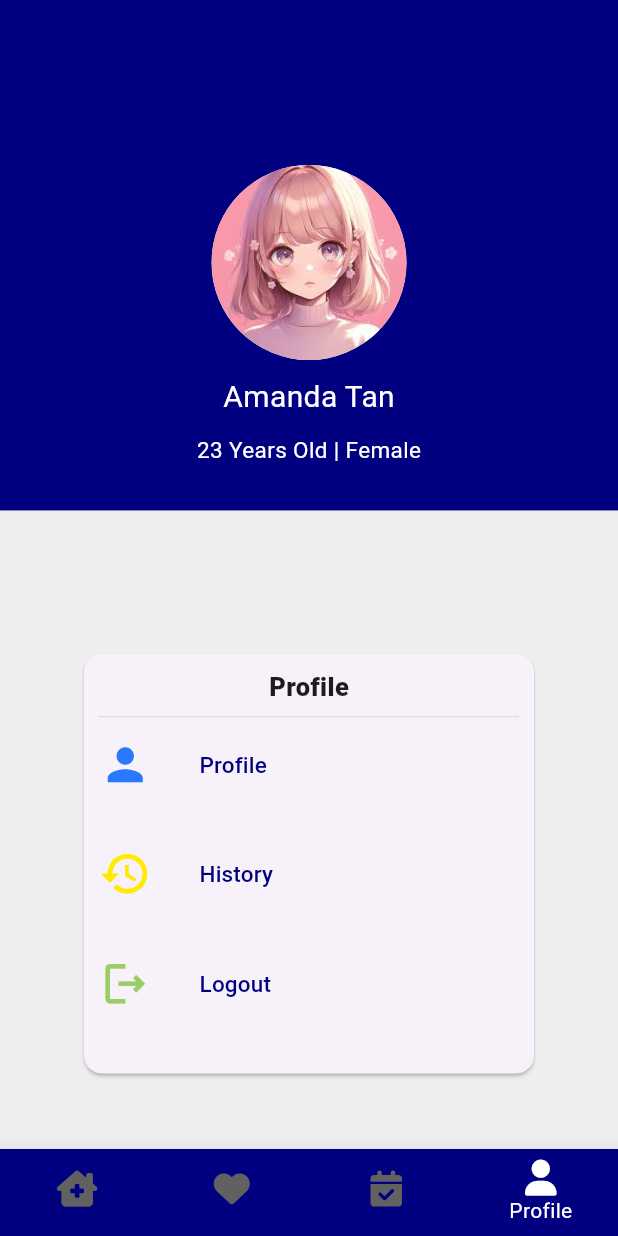
After one commit to Ridhsuki/doctor_appointment_app, a Flutter app: the MainLayout screen opened by its route, item 4 of the bottom bar chosen, after a tap on "Profile", on a phone screen of 412 x 824 dp. The commit adds this screen. Run offline on Flutter 3.47's test engine with Material 3 defaults, Android fonts, the phone set to English and light mode, and no system bars; our stand-ins replace dio, font_awesome_flutter, lottie, shared_preferences, table_calendar; accounts and stored records are empty; network calls fail.

Commit message:
feat appointment and profile
push dulu, banyak error nya

```diff
--- a/doctor_appointment_app/lib/components/appointment_card.dart
+++ b/doctor_appointment_app/lib/components/appointment_card.dart
@@ -27,7 +27,7 @@ class _AppointmentCardState extends State<AppointmentCard> {
                 children: [
                   CircleAvatar(
                     radius: 30,
-                    backgroundImage: AssetImage('assets/profile1.jpg'),
+                    backgroundImage: AssetImage('assets/profile3.jpg'),
                   ),
                   SizedBox(width: 10),
                   Column(
@@ -35,13 +35,13 @@ class _AppointmentCardState extends State<AppointmentCard> {
                     crossAxisAlignment: CrossAxisAlignment.start,
                     children: [
                       Text(
-                        'Dr NurSulthon ISmail',
+                        'Dr Tsunade',
                         style: TextStyle(color: Colors.white),
                       ),
                       SizedBox(height: 2),
                       Text(
-                        'Dental',
-                        style: TextStyle(color: Colors.black),
+                        'Gynecology',
+                        style: TextStyle(color: Colors.grey),
                       ),
                     ],
                   )
--- a/doctor_appointment_app/lib/components/doctor_card.dart
+++ b/doctor_appointment_app/lib/components/doctor_card.dart
@@ -20,7 +20,7 @@ class DoctorCard extends StatelessWidget {
             children: [
               SizedBox(
                 width: Config.widthSize * 0.33,
-                child: Image.asset('assets/profile1.jpg', fit: BoxFit.fill),
+                child: Image.asset('assets/profile3.jpg', fit: BoxFit.fill),
               ),
               Flexible(
                 child: Padding(
@@ -29,7 +29,7 @@ class DoctorCard extends StatelessWidget {
                     mainAxisAlignment: MainAxisAlignment.start,
                     children: [
                       Text(
-                        'Dr Asakusa',
+                        'Dr Tenma Kenzo',
                         style: TextStyle(
                           fontSize: 18,
                           fontWeight: FontWeight.bold,
--- a/doctor_appointment_app/lib/main_layout.dart
+++ b/doctor_appointment_app/lib/main_layout.dart
@@ -1,5 +1,7 @@
 import 'package:doctor_appointment_app/screens/appointment_screen.dart';
+import 'package:doctor_appointment_app/screens/fav_screen.dart';
 import 'package:doctor_appointment_app/screens/home_screen.dart';
+import 'package:doctor_appointment_app/screens/profile_screen.dart';
 import 'package:flutter/material.dart';
 import 'package:font_awesome_flutter/font_awesome_flutter.dart';
 
@@ -17,13 +19,19 @@ class _MainLayoutState extends State<MainLayout> {
   @override
   Widget build(BuildContext context) {
     return Scaffold(
-      body: PageView(
+      body:  PageView(
         controller: _page,
-        onPageChanged: (value) => setState(() {
-          // update page index when tab pressed/ switvh page
-          currentPage = value;
+        onPageChanged: ((value) {
+          setState(() {
+            currentPage = value;
+          });
         }),
-        children: const <Widget>[HomeScreen(), AppointmentScreen()],
+        children: <Widget>[
+          const HomeScreen(),
+          FavScreen(),
+          const AppointmentScreen(),
+          ProfileScreen(),
+        ],
       ),
       bottomNavigationBar: BottomNavigationBar(
         currentIndex: currentPage,
@@ -36,12 +44,22 @@ class _MainLayoutState extends State<MainLayout> {
           });
         },
         items: const <BottomNavigationBarItem>[
+        BottomNavigationBarItem(
+            icon: FaIcon(FontAwesomeIcons.houseChimneyMedical),
+            label: 'Home',
+          ),
           BottomNavigationBarItem(
-              icon: FaIcon(FontAwesomeIcons.houseChimneyMedical),
-              label: 'Home'),
+            icon: FaIcon(FontAwesomeIcons.solidHeart),
+            label: 'Favorite',
+          ),
           BottomNavigationBarItem(
-              icon: FaIcon(FontAwesomeIcons.solidCalendarCheck),
-              label: 'Appointment')
+            icon: FaIcon(FontAwesomeIcons.solidCalendarCheck),
+            label: 'Appointments',
+          ),
+          BottomNavigationBarItem(
+            icon: FaIcon(FontAwesomeIcons.solidUser),
+            label: 'Profile',
+          ),
         ],
       ),
     );
--- a/doctor_appointment_app/lib/provider/dio_provider.dart
+++ b/doctor_appointment_app/lib/provider/dio_provider.dart
@@ -13,13 +13,10 @@ class DioProvider {
       if (response.statusCode == 200) {
         var responseData = response.data;
 
-        // Cek apakah responseData adalah String atau JSON
         String? token;
         if (responseData is String) {
-          // Jika responsenya String langsung
           token = responseData;
         } else if (responseData is Map<String, dynamic>) {
-          // Jika responsenya JSON
           token = responseData['token'];
         }
 
@@ -47,12 +44,8 @@ class DioProvider {
       if (token.isEmpty) {
         return 'Error: Token is empty';
       }
-      // if (user.statusCode == 200 && user.data != '') {
-      //   return json.encode(user.data);
-      // }
       if (user.statusCode == 200 && user.data != null) {
-        return user.data; // Jangan encode ulang, cukup return data JSON
-      }
+        return user.data; }
     } catch (error) {
       return error;
     }
--- a/doctor_appointment_app/lib/screens/appointment_screen.dart
+++ b/doctor_appointment_app/lib/screens/appointment_screen.dart
@@ -16,14 +16,14 @@ class _AppointmentScreenState extends State<AppointmentScreen> {
   Alignment _alignment = Alignment.centerLeft;
   List<dynamic> schedules = [
     {
-      "doctor_name": "Dokter Rudi",
-      "doctor_profile": "assets/profile1.jpg",
+      "doctor_name": "Doctor Tenma",
+      "doctor_profile": "assets/profile3.jpg",
       "category": "Dental",
       "status": FilterStatus.upComing,
     },
     {
-      "doctor_name": "Alif",
-      "doctor_profile": "assets/profile1.jpg",
+      "doctor_name": "Doctor Tsunade",
+      "doctor_profile": "assets/profile2.jpg",
       "category": "Cardiology",
       "status": FilterStatus.complete,
     },
@@ -44,17 +44,6 @@ class _AppointmentScreenState extends State<AppointmentScreen> {
   @override
   Widget build(BuildContext context) {
     List<dynamic> filteredSchedules = schedules.where((var schedule) {
-      // switch (schedule['status']) {
-      //   case 'upComing':
-      //     schedule['status'] = FilterStatus.upComing.name;
-      //     break;
-      //   case 'complete':
-      //     schedule['status'] = FilterStatus.complete.name;
-      //     break;
-      //   case 'cancel':
-      //     schedule['status'] = FilterStatus.cancel.name;
-      //     break;
-      // }
       return schedule['status'] == status;
     }).toList();
     return SafeArea(
--- /dev/null
+++ b/doctor_appointment_app/lib/screens/fav_screen.dart
@@ -0,0 +1,49 @@
+import "package:flutter/material.dart";
+
+class FavScreen extends StatefulWidget {
+  FavScreen({Key? key}) : super(key: key);
+
+  @override
+  State<FavScreen> createState() => _FavScreenState();
+}
+
+class _FavScreenState extends State<FavScreen> {
+  @override
+  Widget build(BuildContext context) {
+    return SafeArea(
+      child: Padding(
+        padding: const EdgeInsets.only(left: 20, top: 20, right: 20),
+        child: Column(
+          children: [
+            const Text(
+              'My Favorite Doctors',
+              textAlign: TextAlign.center,
+              style: TextStyle(
+                fontSize: 18,
+                fontWeight: FontWeight.bold,
+              ),
+            ),
+            const SizedBox(
+              height: 20,
+            ),
+            // Expanded(
+            //   child: Consumer<AuthModel>(
+            //     builder: (context, auth, child) {
+            //       return ListView.builder(
+            //         itemCount: 7,
+            //         itemBuilder: (context, index) {
+            //           return DoctorCard(
+            //      route: ,
+            //           );
+            //         },
+            //       );
+            //     },
+            //     //child:
+            //   ),
+            // ),
+          ],
+        ),
+      ),
+    );
+  }
+}
--- a/doctor_appointment_app/lib/screens/home_screen.dart
+++ b/doctor_appointment_app/lib/screens/home_screen.dart
@@ -88,7 +88,7 @@ class _HomeScreenState extends State<HomeScreen> {
                     const SizedBox(
                       child: CircleAvatar(
                         radius: 30,
-                        backgroundImage: AssetImage('assets/profile1.jpg'),
+                        backgroundImage: AssetImage('assets/profile2.jpg'),
                       ),
                     )
                   ],
--- /dev/null
+++ b/doctor_appointment_app/lib/screens/profile_screen.dart
@@ -0,0 +1,161 @@
+import "package:doctor_appointment_app/utils/config.dart";
+import "package:flutter/material.dart";
+
+class ProfileScreen extends StatefulWidget {
+  ProfileScreen({Key? key}) : super(key: key);
+
+  @override
+  State<ProfileScreen> createState() => _ProfileScreenState();
+}
+
+class _ProfileScreenState extends State<ProfileScreen> {
+  @override
+  Widget build(BuildContext context) {
+    return Column(
+      children: [
+        Expanded(
+          flex: 4,
+          child: Container(
+            width: double.infinity,
+            color: Config.primaryColor,
+            child: Column(
+              children: const <Widget>[
+                SizedBox(
+                  height: 110,
+                ),
+                CircleAvatar(
+                  radius: 65.0,
+                  backgroundImage: AssetImage('assets/profile1.jpg'),
+                  backgroundColor: Colors.white,
+                ),
+                SizedBox(
+                  height: 10,
+                ),
+                Text(
+                  'Amanda Tan',
+                  style: TextStyle(
+                    color: Colors.white,
+                    fontSize: 20,
+                  ),
+                ),
+                SizedBox(
+                  height: 10,
+                ),
+                Text(
+                  '23 Years Old | Female',
+                  style: TextStyle(
+                    color: Colors.white,
+                    fontSize: 15,
+                  ),
+                ),
+              ],
+            ),
+          ),
+        ),
+        Expanded(
+          flex: 5,
+          child: Container(
+            color: Colors.grey[200],
+            child: Center(
+              child: Card(
+                margin: const EdgeInsets.fromLTRB(0, 45, 0, 0),
+                child: Container(
+                  width: 300,
+                  height: 280,
+                  child: Padding(
+                    padding: const EdgeInsets.all(10),
+                    child: Column(
+                      children: [
+                        const Text(
+                          'Profile',
+                          style: TextStyle(
+                            fontSize: 17,
+                            fontWeight: FontWeight.w800,
+                          ),
+                        ),
+                        Divider(
+                          color: Colors.grey[300],
+                        ),
+                        Row(
+                          mainAxisAlignment: MainAxisAlignment.start,
+                          children: [
+                            Icon(
+                              Icons.person,
+                              color: Colors.blueAccent[400],
+                              size: 35,
+                            ),
+                            const SizedBox(
+                              width: 20,
+                            ),
+                            TextButton(
+                              onPressed: () {},
+                              child: const Text(
+                                "Profile",
+                                style: TextStyle(
+                                  color: Config.primaryColor,
+                                  fontSize: 15,
+                                ),
+                              ),
+                            ),
+                          ],
+                        ),
+                        Config.spaceSmall,
+                        Row(
+                          mainAxisAlignment: MainAxisAlignment.start,
+                          children: [
+                            Icon(
+                              Icons.history,
+                              color: Colors.yellowAccent[400],
+                              size: 35,
+                            ),
+                            const SizedBox(
+                              width: 20,
+                            ),
+                            TextButton(
+                              onPressed: () {},
+                              child: const Text(
+                                "History",
+                                style: TextStyle(
+                                  color: Config.primaryColor,
+                                  fontSize: 15,
+                                ),
+                              ),
+                            ),
+                          ],
+                        ),
+                        Config.spaceSmall,
+                        Row(
+                          mainAxisAlignment: MainAxisAlignment.start,
+                          children: [
+                            Icon(
+                              Icons.logout_outlined,
+                              color: Colors.lightGreen[400],
+                              size: 35,
+                            ),
+                            const SizedBox(
+                              width: 20,
+                            ),
+                            TextButton(
+                              onPressed: () {},
+                              child: const Text(
+                                "Logout",
+                                style: TextStyle(
+                                  color: Config.primaryColor,
+                                  fontSize: 15,
+                                ),
+                              ),
+                            ),
+                          ],
+                        ),
+                      ],
+                    ),
+                  ),
+                ),
+              ),
+            ),
+          ),
+        ),
+      ],
+    );
+  }
+}
--- a/doctor_appointment_app/lib/utils/config.dart
+++ b/doctor_appointment_app/lib/utils/config.dart
@@ -36,11 +36,11 @@ class Config {
       OutlineInputBorder(borderRadius: BorderRadius.all(Radius.circular(8)));
   static const focusBorder = OutlineInputBorder(
       borderRadius: BorderRadius.all(Radius.circular(8)),
-      borderSide: BorderSide(color: Colors.pinkAccent));
+      borderSide: BorderSide(color: Color(0xff000080)));
   static const errorBorder = OutlineInputBorder(
       borderRadius: BorderRadius.all(
         Radius.circular(8),
       ),
       borderSide: BorderSide(color: Colors.red));
-  static const primaryColor = Colors.pinkAccent;
+  static const primaryColor = Color(0xff000080);
 }
```
Also changed, not shown: doctor_appointment_app/lib/components/login_form.dart (+0 -21 lines), doctor_appointment_app/lib/screens/doctor_details.dart (+8 -10 lines), doctor_appointment_app/assets/1730947170509.jpg (deleted), doctor_appointment_app/assets/Gemini_Generated_Image_xrx5qvxrx5qvxrx5.jpeg (deleted), doctor_appointment_app/assets/Modul Basuki.jpg (deleted), doctor_appointment_app/assets/profile2.jpg (renamed from doctor_appointment_app/assets/WhatsApp Image 2025-02-05 at 00.11.56_822538d7.jpg), doctor_appointment_app/assets/profile3.jpg (added), 7 other files.
